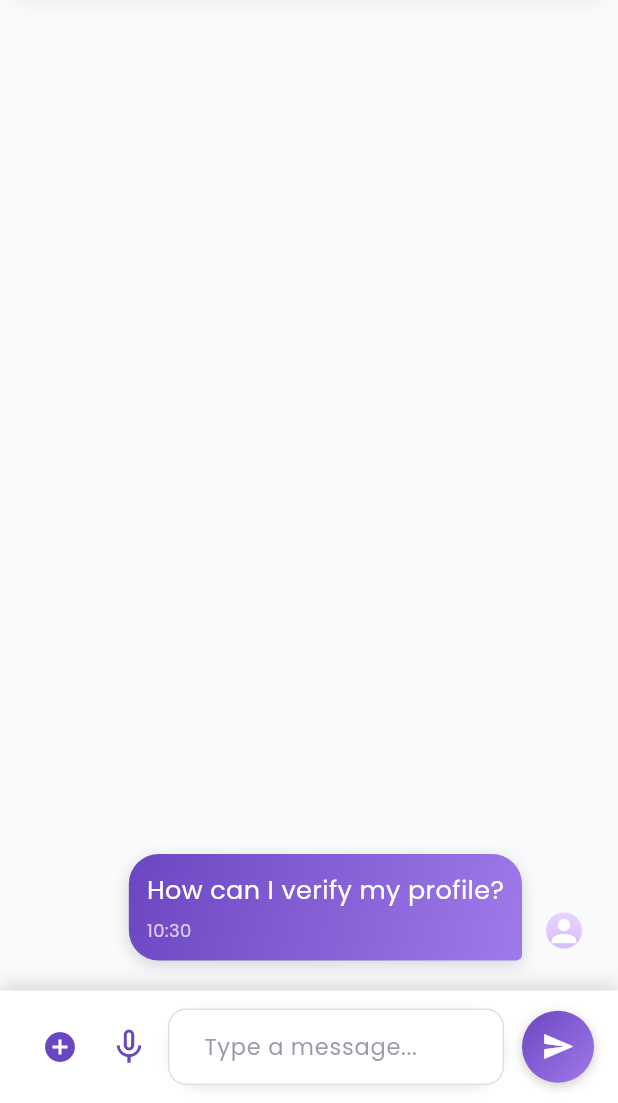
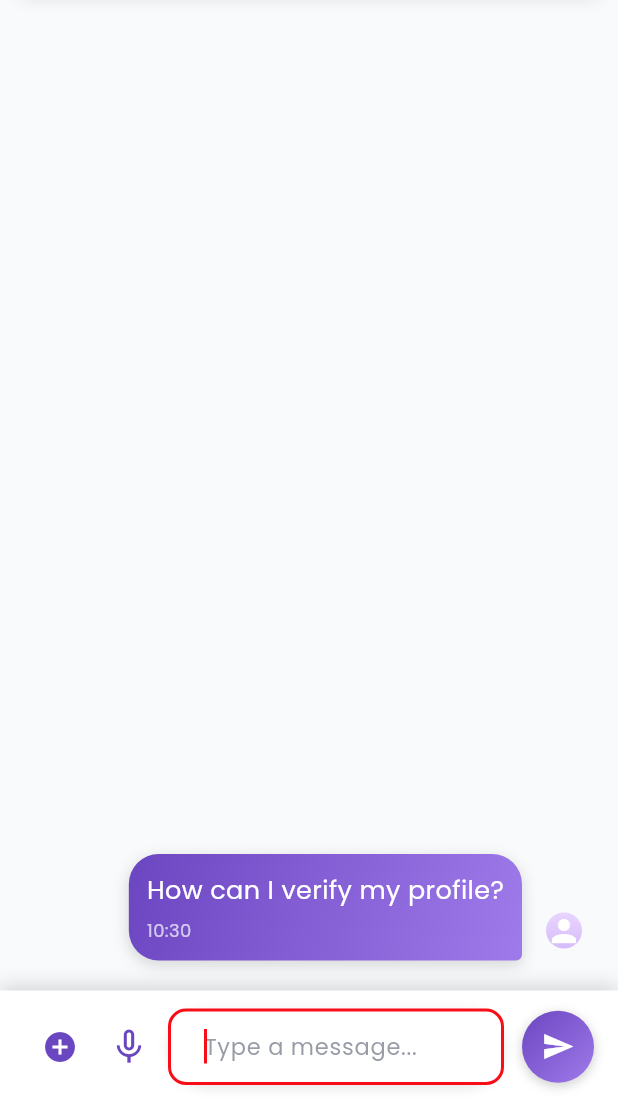
Before and after one commit to marriagestationpvtltd-lang/maapk, a Flutter app: the AdminChatScreen screen opened directly with empty values, after a tap on "How can I verify my profile?", on a phone screen of 412 x 824 dp, the part 133-1236 px from its top. Run offline on Flutter 3.47's test engine with Material 3 defaults, Android fonts, the phone set to English and light mode, and no system bars; our stand-ins replace audioplayers, cached_network_image, cloud_firestore, connectivity_plus, country_code_picker, file_picker and 15 more; missing offline and left inert: agora_rtc_engine, record; accounts and stored records are empty.

Commit message:
Changes before error encountered
Agent-Logs-Url: https://github.com/marriagestationpvtltd-lang/maapk/sessions/39a29119-11ed-4608-b523-20ba4aa96dd0

Co-authored-by: marriagestationpvtltd-lang <254104945+marriagestationpvtltd-lang@users.noreply.github.com>

```diff
--- a/msfinal/lib/Chat/adminchat.dart
+++ b/msfinal/lib/Chat/adminchat.dart
@@ -79,10 +79,7 @@ class _AdminChatScreenState extends State<AdminChatScreen> {
   void initState() {
     super.initState();
     _loadUserImage();
-    WidgetsBinding.instance.addPostFrameCallback((_) {
-      _scrollToBottom();
-      // Auto-focus removed - users will click when ready to type
-    });
+    // Initial scroll and keyboard focus will be handled after messages load
 
 // Automatically send profile card if provided (optional)
     if (widget.initialProfileData != null && !_profileCardSent) {
@@ -1307,6 +1304,14 @@ class _AdminChatScreenState extends State<AdminChatScreen> {
                       setState(() {
                         _isFirstLoad = false;
                       });
+                      // Scroll to bottom after messages are loaded
+                      _scrollToBottom();
+                      // Auto-focus keyboard after scroll completes
+                      Future.delayed(const Duration(milliseconds: 400), () {
+                        if (mounted) {
+                          _messageFocusNode.requestFocus();
+                        }
+                      });
                     });
                   }
 
```
Also changed, not shown: msfinal/lib/Chat/ChatdetailsScreen.dart (+1 -7 lines).
